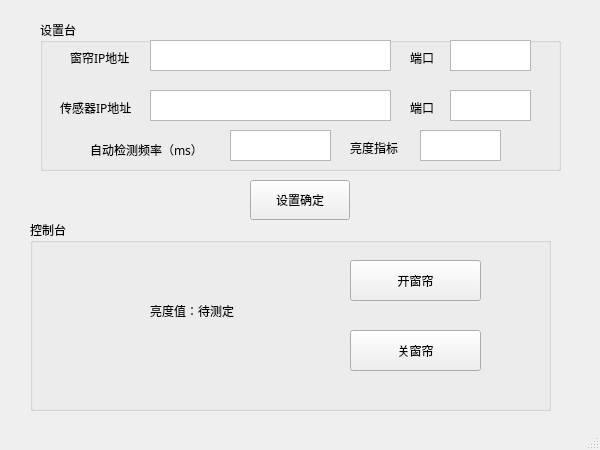
Before: the Qt Designer form PythonApplication/MainView.ui in ZoraZora59/ClassOfIOT-CourseDesign, drawn with Qt 5.
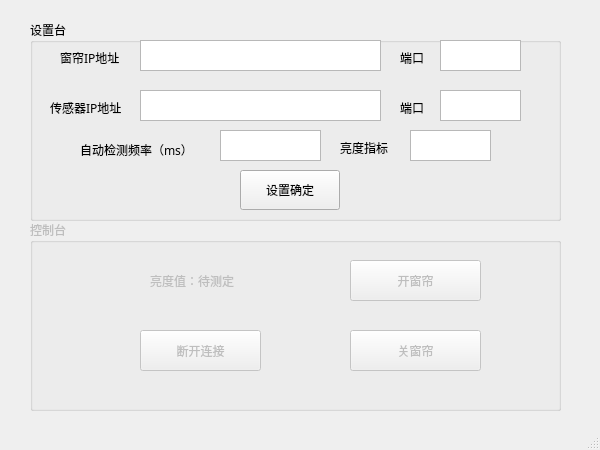
After: the same form once the commit is applied. Icons and pictures are not drawn.

Commit message: 界面微调

```diff
--- a/PythonApplication/MainView.ui
+++ b/PythonApplication/MainView.ui
@@ -24,8 +24,14 @@
   </property>
   <property name="minimumSize">
    <size>
-    <width>0</width>
-    <height>0</height>
+    <width>600</width>
+    <height>450</height>
+   </size>
+  </property>
+  <property name="maximumSize">
+   <size>
+    <width>600</width>
+    <height>450</height>
    </size>
   </property>
   <property name="font">
@@ -44,29 +50,16 @@
    <property name="enabled">
     <bool>true</bool>
    </property>
-   <widget class="QPushButton" name="ButtonRun">
-    <property name="geometry">
-     <rect>
-      <x>250</x>
-      <y>180</y>
-      <width>100</width>
-      <height>40</height>
-     </rect>
-    </property>
-    <property name="text">
-     <string>设置确定</string>
-    </property>
-   </widget>
    <widget class="QGroupBox" name="groupBoxInput">
     <property name="enabled">
      <bool>true</bool>
     </property>
     <property name="geometry">
      <rect>
-      <x>40</x>
+      <x>30</x>
       <y>20</y>
-      <width>521</width>
-      <height>151</height>
+      <width>531</width>
+      <height>201</height>
      </rect>
     </property>
     <property name="sizePolicy">
@@ -240,16 +233,29 @@
       <bool>false</bool>
      </property>
     </widget>
+    <widget class="QPushButton" name="ButtonRun">
+     <property name="geometry">
+      <rect>
+       <x>210</x>
+       <y>150</y>
+       <width>100</width>
+       <height>40</height>
+      </rect>
+     </property>
+     <property name="text">
+      <string>设置确定</string>
+     </property>
+    </widget>
    </widget>
    <widget class="QGroupBox" name="groupBoxController">
     <property name="enabled">
-     <bool>true</bool>
+     <bool>false</bool>
     </property>
     <property name="geometry">
      <rect>
       <x>30</x>
       <y>220</y>
-      <width>521</width>
+      <width>531</width>
       <height>191</height>
      </rect>
     </property>
@@ -286,7 +292,7 @@
      <property name="geometry">
       <rect>
        <x>120</x>
-       <y>70</y>
+       <y>40</y>
        <width>151</width>
        <height>41</height>
       </rect>
@@ -295,6 +301,19 @@
       <string>亮度值：待测定</string>
      </property>
     </widget>
+    <widget class="QPushButton" name="ButtonCancel">
+     <property name="geometry">
+      <rect>
+       <x>110</x>
+       <y>110</y>
+       <width>121</width>
+       <height>41</height>
+      </rect>
+     </property>
+     <property name="text">
+      <string>断开连接</string>
+     </property>
+    </widget>
    </widget>
    <zorder>groupBoxController</zorder>
    <zorder>groupBoxInput</zorder>
```
Left out of the diff: 13 changed lines with no effect on the pictures. The commit also changes 2 other files.
